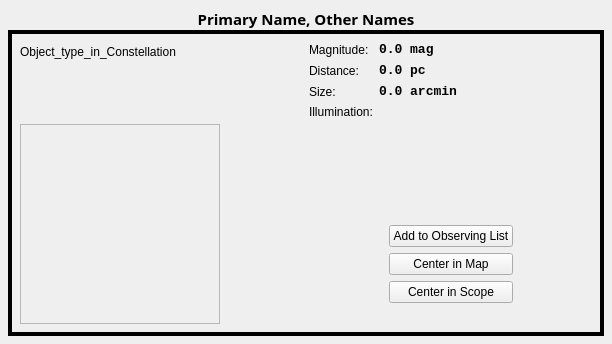
Old version of the form kstars/dialogs/details_data.ui in the repository KDE/kstars.
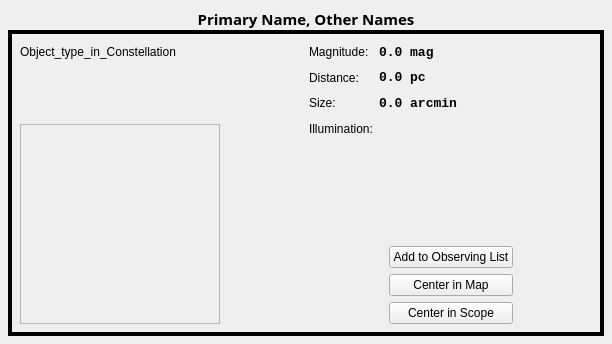
New version of the form. Custom widgets are drawn as their Qt base class.

Commit message: Adds some data in details dialog for comets.

```diff
--- a/kstars/dialogs/details_data.ui
+++ b/kstars/dialogs/details_data.ui
@@ -304,17 +304,9 @@
          </layout>
         </item>
         <item>
-         <spacer>
-          <property name="orientation" >
-           <enum>Qt::Vertical</enum>
-          </property>
-          <property name="sizeHint" stdset="0" >
-           <size>
-            <width>20</width>
-            <height>40</height>
-           </size>
-          </property>
-         </spacer>
+         <widget class="QWidget" name="IncludeData" native="true">
+          <layout class="QVBoxLayout" name="verticalLayout_2"/>
+         </widget>
         </item>
         <item>
          <layout class="QHBoxLayout" >
@@ -326,10 +318,10 @@
           </property>
           <item>
            <spacer>
-            <property name="orientation" >
+            <property name="orientation">
              <enum>Qt::Horizontal</enum>
             </property>
-            <property name="sizeHint" stdset="0" >
+            <property name="sizeHint" stdset="0">
              <size>
               <width>40</width>
               <height>20</height>
@@ -366,30 +358,14 @@
               </property>
              </widget>
             </item>
-            <item>
-             <spacer>
-              <property name="orientation" >
-               <enum>Qt::Vertical</enum>
-              </property>
-              <property name="sizeType" >
-               <enum>QSizePolicy::Fixed</enum>
-              </property>
-              <property name="sizeHint" stdset="0" >
-               <size>
-                <width>20</width>
-                <height>21</height>
-               </size>
-              </property>
-             </spacer>
-            </item>
            </layout>
           </item>
           <item>
            <spacer>
-            <property name="orientation" >
+            <property name="orientation">
              <enum>Qt::Horizontal</enum>
             </property>
-            <property name="sizeHint" stdset="0" >
+            <property name="sizeHint" stdset="0">
              <size>
               <width>40</width>
               <height>20</height>
```
Left out of the diff: 191 changed lines with no effect on the pictures. The commit also changes 7 other files.
